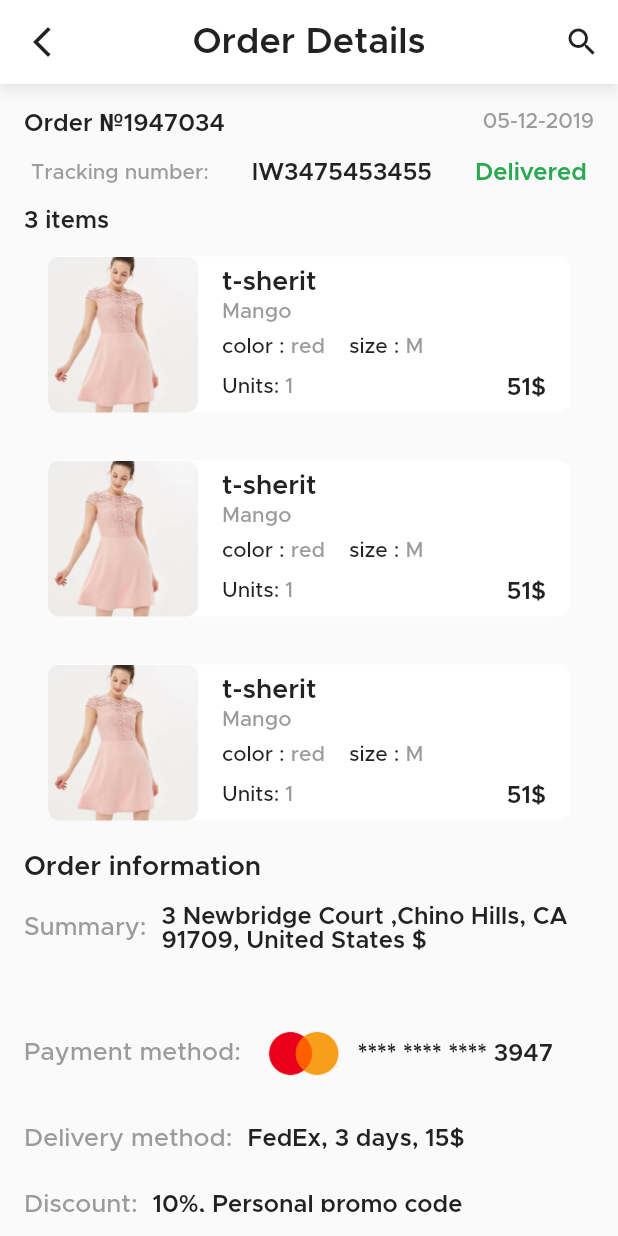
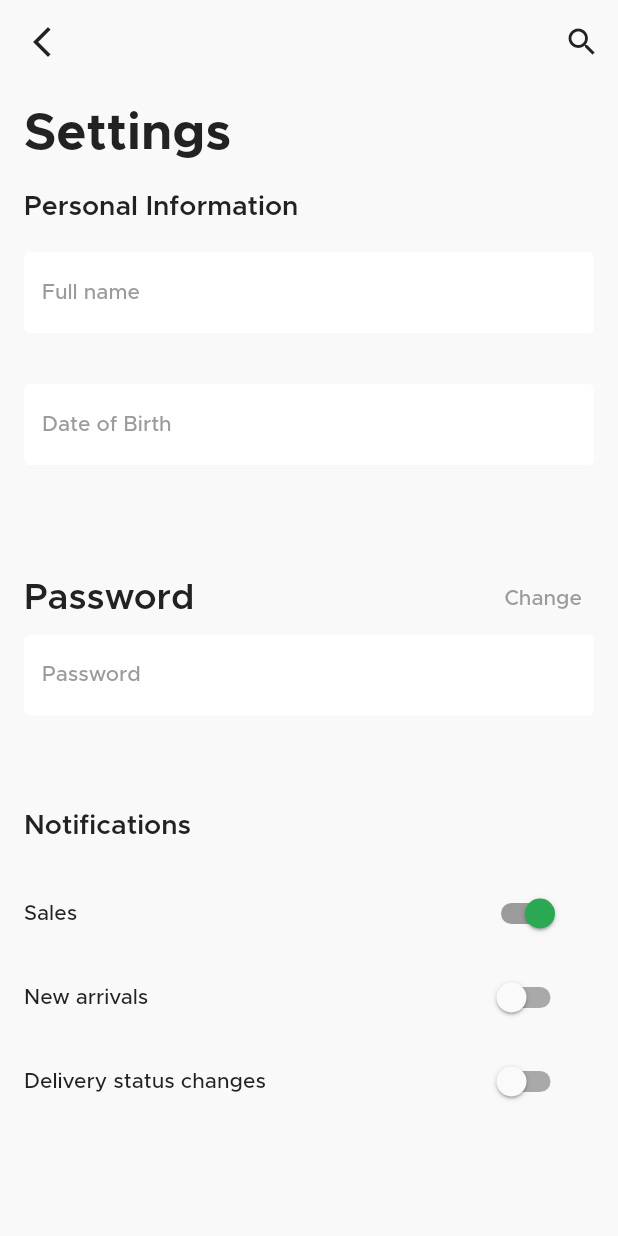
Before and after one commit to saeeddda/ariodev_shop_app, a Flutter app: the screen it shows after launch, on a phone screen of 412 x 824 dp. Run offline on Flutter 3.47's test engine with Material 2 defaults, Android fonts, the phone set to English and light mode, and no system bars; our stand-ins replace carousel_slider, flutter_svg.

Commit message:
compelate Seting screen

```diff
--- a/lib/main.dart
+++ b/lib/main.dart
@@ -1,6 +1,7 @@
 import 'package:flutter/material.dart';
 import 'package:shop_app/config/default_theme_data.dart';
-import 'package:shop_app/screens/profile_screen/order_details_screen.dart';
+
+import 'screens/profile_screen/seting_screen.dart';
 
 
 
@@ -16,7 +17,7 @@ class MyApp extends StatelessWidget {
       debugShowCheckedModeBanner: false,
       title: 'Shoping App',
       theme: DefaultThemeData.light().getTheme,
-      home: const OrderDetailsScreen(),
+      home: const SetingScreen(),
     );
   }
 }
--- a/lib/screens/bags_screen/components/add_card_bottomsheet.dart
+++ b/lib/screens/bags_screen/components/add_card_bottomsheet.dart
@@ -26,13 +26,13 @@ Future<dynamic> addCardBottomSheet(BuildContext context,TextTheme textTheme) {
             children: [
               Text("Add new card",style: textTheme.headline3,),
               const SizedBox(height: 18),
-              informationTextField("Name on card", false, textTheme,false,null),
+              informationTextField("Name on card", false, textTheme,TextInputType.text,null),
               const SizedBox(height: 20),
-              informationTextField("Card number", false, textTheme,true,Image.asset("assets/icons/master.png",width: 64,)),
+              informationTextField("Card number", false, textTheme,TextInputType.number,Image.asset("assets/icons/master.png",width: 64,)),
               const SizedBox(height: 20),
-              informationTextField("Expire Date", false, textTheme,true,null),
+              informationTextField("Expire Date", false, textTheme,TextInputType.datetime,null),
               const SizedBox(height: 20),
-              informationTextField("CVV", false, textTheme,true,const Icon(Icons.question_mark)),
+              informationTextField("CVV", false, textTheme,TextInputType.number,const Icon(Icons.question_mark)),
               const SizedBox(height: 29),
               Row(
                 children: [
@@ -61,12 +61,12 @@ Future<dynamic> addCardBottomSheet(BuildContext context,TextTheme textTheme) {
 
 }
 
-Widget informationTextField(String lable, bool isPassword, TextTheme textTheme,bool isNumber,Widget? suffixItem) {
+Widget informationTextField(String lable, bool isPassword, TextTheme textTheme,TextInputType keyboardType,Widget? suffixItem) {
   return SizedBox(
     width: double.infinity,
     height: DefaultDimensions.defaultTextFieldHeight,
     child: TextField(
-      keyboardType: isNumber? TextInputType.number : null,
+      keyboardType: keyboardType,
       obscureText: isPassword ? true : false,
       cursorColor: DefaultDarkColor.darkColor,
       cursorHeight: DefaultDimensions.defaultCursorHeight,
--- /dev/null
+++ b/lib/screens/profile_screen/seting_screen.dart
@@ -0,0 +1,187 @@
+import 'package:flutter/material.dart';
+import 'package:flutter/widgets.dart';
+import 'package:shop_app/config/default_colors.dart';
+import 'package:shop_app/config/default_dimensions.dart';
+import 'package:shop_app/config/default_theme_data.dart';
+import 'package:shop_app/screens/bags_screen/components/add_card_bottomsheet.dart';
+import 'package:shop_app/screens/bags_screen/components/custom_bottom.dart';
+
+class SetingScreen extends StatelessWidget {
+  const SetingScreen({Key? key}) : super(key: key);
+
+  @override
+  Widget build(BuildContext context) {
+    final textTheme = DefaultThemeData.light().getTheme.textTheme;
+    const bodyMargin = DefaultDimensions.defaultPadding;
+    return Scaffold(
+      appBar: AppBar(
+        leading: IconButton(
+          onPressed: () {},
+          icon: const Icon(Icons.arrow_back_ios_new_outlined,
+              color: DefaultLightColor.primaryTextColor),
+        ),
+        actions: [
+          IconButton(
+              onPressed: () {},
+              icon: const Icon(Icons.search,
+                  color: DefaultLightColor.primaryTextColor))
+        ],
+      ),
+      backgroundColor: DefaultLightColor.backgroundColor,
+      body: SafeArea(
+        child: SingleChildScrollView(
+          child: Padding(
+            padding: const EdgeInsets.all(bodyMargin),
+            child: Column(
+              crossAxisAlignment: CrossAxisAlignment.start,
+              children: [
+                Text("Settings", style: textTheme.headline1),
+                const SizedBox(height: 23),
+                Text("Personal Information", style: textTheme.headline3),
+                const SizedBox(height: 21),
+                informationTextField(
+                    "Full name", false, textTheme, TextInputType.text, null),
+                const SizedBox(height: 24),
+                informationTextField("Date of Birth", false, textTheme,
+                    TextInputType.datetime, null),
+                const SizedBox(height: 55),
+                Row(
+                  mainAxisAlignment: MainAxisAlignment.spaceBetween,
+                  children: [
+                    Text("Password", style: textTheme.headline2),
+                    TextButton(
+                        onPressed: () {
+                          changePssWordBottomSheet(context);
+                        },
+                        style: ButtonStyle(
+                            overlayColor:
+                                MaterialStateProperty.all(Colors.transparent)),
+                        child: Text(
+                          "Change",
+                          style: textTheme.subtitle1!
+                              .apply(color: DefaultLightColor.secondaryTextColor),
+                        ))
+                  ],
+                ),
+                informationTextField(
+                    "Password", true, textTheme, TextInputType.text, null),
+                const SizedBox(height: 55),
+                Text(
+                  "Notifications",
+                  style: textTheme.headline3,
+                ),
+                const SizedBox(height: 21),
+                Row(
+                  mainAxisAlignment: MainAxisAlignment.spaceBetween,
+                  children: [
+                    Text("Sales", style: textTheme.subtitle1),
+                    Expanded(
+                        child: SwitchListTile(
+                      value: true,
+                      activeColor: DefaultLightColor.successColor,
+                      activeTrackColor: DefaultLightColor.secondaryTextColor,
+                      onChanged: (value) {},
+                    ))
+                  ],
+                ),
+                Row(
+                  mainAxisAlignment: MainAxisAlignment.spaceBetween,
+                  children: [
+                    Text("New arrivals", style: textTheme.subtitle1),
+                    Expanded(
+                        child: SwitchListTile(
+                      value: false,
+                      activeColor: DefaultLightColor.successColor,
+                      activeTrackColor: DefaultLightColor.secondaryTextColor,
+                      onChanged: (value) {},
+                    ))
+                  ],
+                ),
+                Row(
+                  mainAxisAlignment: MainAxisAlignment.spaceBetween,
+                  children: [
+                    Text("Delivery status changes", style: textTheme.subtitle1),
+                    Expanded(
+                        child: SwitchListTile(
+                      value: false,
+                      activeColor: DefaultLightColor.successColor,
+                      activeTrackColor: DefaultLightColor.secondaryTextColor,
+                      onChanged: (value) {},
+                    ))
+                  ],
+                ),
+              ],
+            ),
+          ),
+        ),
+      ),
+    );
+  }
+
+  Future<dynamic> changePssWordBottomSheet(BuildContext context) {
+    final textTheme = DefaultThemeData.light().getTheme.textTheme;
+    const bodyMargin = DefaultDimensions.defaultPadding;
+    return showModalBottomSheet(
+      context: context,
+      backgroundColor: Colors.transparent,
+      builder: (context) {
+        return Container(
+          padding: const EdgeInsets.fromLTRB(bodyMargin, 32, bodyMargin, 0),
+          decoration: const BoxDecoration(
+            color: DefaultLightColor.backgroundColor,
+            borderRadius: BorderRadius.only(topLeft: Radius.circular(30),topRight: Radius.circular(30))
+          ),
+          child: Column(
+            crossAxisAlignment: CrossAxisAlignment.end,
+            children: [
+              Center(child: Text("Password Change",style: textTheme.headline2)),
+              const SizedBox(height: 18),
+              // old pass textField
+              Container(
+                  decoration: BoxDecoration(
+                    boxShadow: [
+                      BoxShadow(color: DefaultLightColor.primaryTextColor.withOpacity(0.1),blurRadius: 10)
+                    ]
+                  ),
+                  child: informationTextField("Old Password", true, textTheme, TextInputType.text, null)
+              ),
+              TextButton(
+                  onPressed: () {
+
+                  },
+                  style: ButtonStyle(
+                      overlayColor:
+                      MaterialStateProperty.all(Colors.transparent)),
+                  child: Text(
+                    "Forgot Password?",
+                    style: textTheme.subtitle2,
+                  )),
+              const SizedBox(height: 18),
+              // new pass textField
+              Container(
+                  decoration: BoxDecoration(
+                      boxShadow: [
+                        BoxShadow(color: DefaultLightColor.primaryTextColor.withOpacity(0.1),blurRadius: 10)
+                      ]
+                  ),
+                  child: informationTextField("New Password", true, textTheme, TextInputType.text, null)
+              ),
+              const SizedBox(height: 24),
+              Container(
+                  decoration: BoxDecoration(
+                      boxShadow: [
+                        BoxShadow(color: DefaultLightColor.primaryTextColor.withOpacity(0.1),blurRadius: 10)
+                      ]
+                  ),
+                  child: informationTextField("Repeat New Password", true, textTheme, TextInputType.text, null)
+              ),
+
+              const SizedBox(height: 32),
+              const CustomBottom(title: "SAVE PASSWORD")
+            ],
+          ),
+        );
+      },
+    );
+  }
+}
```
Also changed, not shown: lib/screens/bags_screen/adding_shipping_address_screen.dart (+6 -6 lines).
